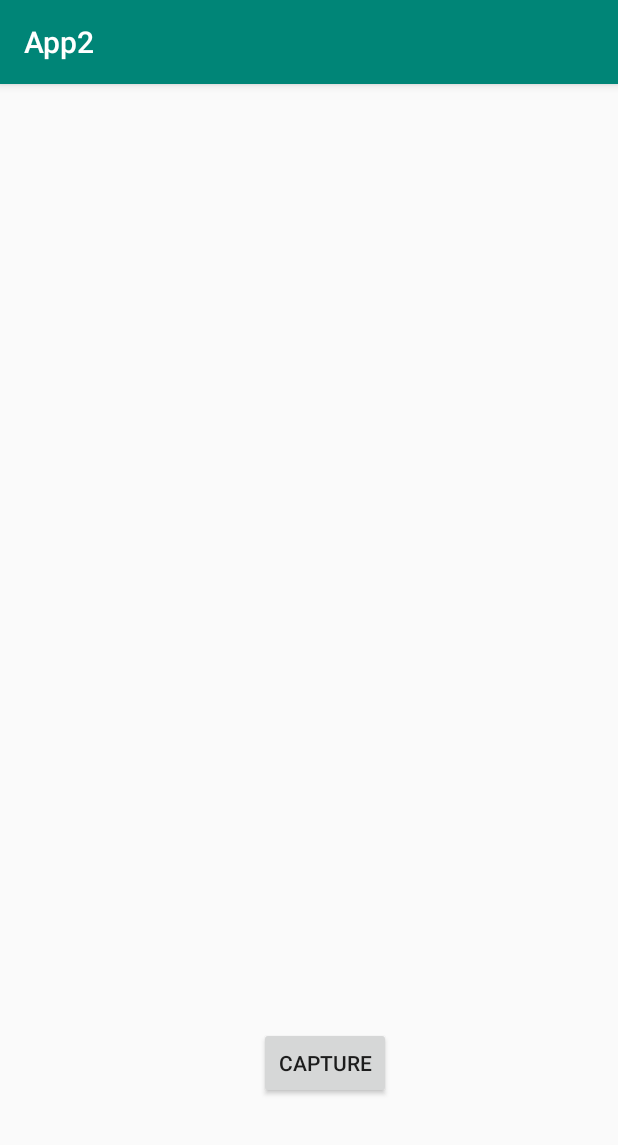
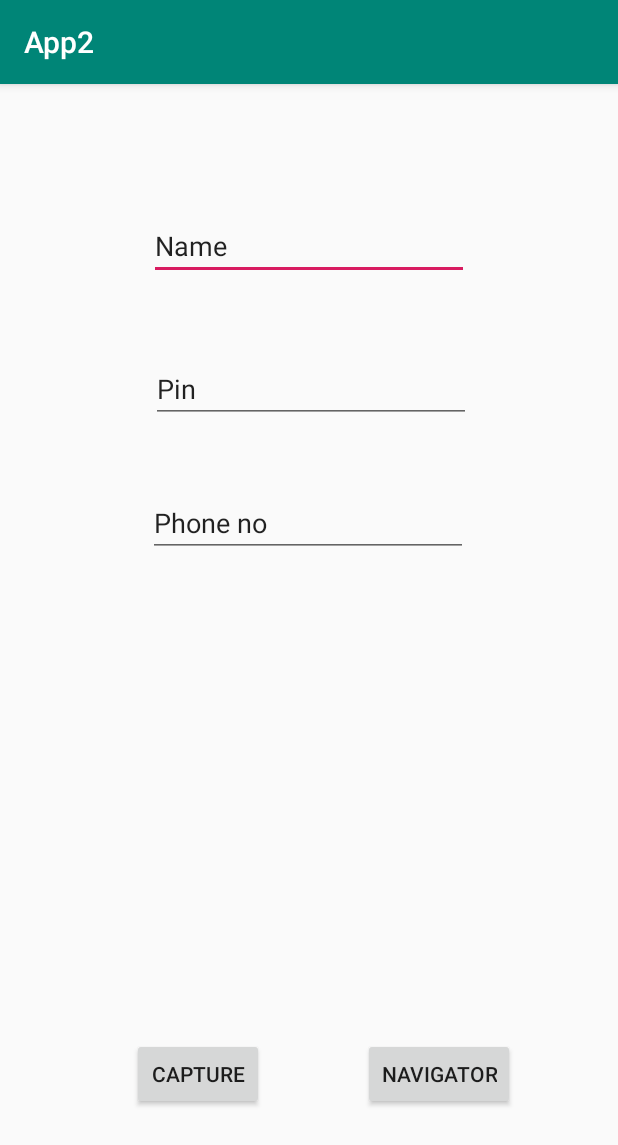
Before and after one commit to 10xHackers/AutoCred, an Android app: the screen it shows after launch (MainActivity), on a phone screen of 412 x 824 dp. Shown: the top 1145 px of the screen. Run offline under Robolectric (Android 15) with nearby library versions, the phone set to English and light mode, and no system bars; our stand-ins replace Firebase (no records; nobody signed in at launch, a user with empty details on screens opened directly); libraries missing offline, so code that uses them is left out: com.iceteck.silicompressorr.

Commit message:
Toggle activity

```diff
--- a/App2/app/build.gradle
+++ b/App2/app/build.gradle
@@ -30,4 +30,6 @@ dependencies {
     testImplementation 'junit:junit:4.12'
     androidTestImplementation 'androidx.test.ext:junit:1.1.0'
     androidTestImplementation 'androidx.test.espresso:espresso-core:3.1.1'
+    implementation 'com.iceteck.silicompressorr:silicompressor:2.2.3'
+
 }
--- a/App2/app/src/main/AndroidManifest.xml
+++ b/App2/app/src/main/AndroidManifest.xml
@@ -1,7 +1,10 @@
 <?xml version="1.0" encoding="utf-8"?>
 <manifest xmlns:android="http://schemas.android.com/apk/res/android"
     package="com.example.app2">
-    <uses-permission android:name="android.permission.INTERNET"/>
+
+    <uses-permission android:name="android.permission.INTERNET" />
+    <uses-permission android:name="android.permission.READ_EXTERNAL_STORAGE" />
+    <uses-permission android:name="android.permission.WRITE_EXTERNAL_STORAGE" />
 
     <application
         android:allowBackup="true"
@@ -10,6 +13,7 @@
         android:roundIcon="@mipmap/ic_launcher_round"
         android:supportsRtl="true"
         android:theme="@style/AppTheme">
+        <activity android:name=".Toggle"></activity>
         <activity android:name=".MainActivity">
             <intent-filter>
                 <action android:name="android.intent.action.MAIN" />
--- a/App2/app/src/main/java/com/example/app2/MainActivity.java
+++ b/App2/app/src/main/java/com/example/app2/MainActivity.java
@@ -17,10 +17,12 @@ import com.google.android.gms.tasks.OnSuccessListener;
 import com.google.firebase.storage.FirebaseStorage;
 import com.google.firebase.storage.StorageReference;
 import com.google.firebase.storage.UploadTask;
+import com.iceteck.silicompressorr.SiliCompressor;
 
 public class MainActivity extends AppCompatActivity {
 
     Button button;
+    Button navigator;
     private static final int VIDEO_CAPTURE = 101;
 
     StorageReference mstorage;
@@ -34,6 +36,7 @@ public class MainActivity extends AppCompatActivity {
         setContentView(R.layout.activity_main);
 
         button = findViewById(R.id.button);
+        navigator=findViewById(R.id.navigator);
         mstorage=FirebaseStorage.getInstance().getReference();
         button.setOnClickListener(new View.OnClickListener() {
             @Override
@@ -47,6 +50,14 @@ public class MainActivity extends AppCompatActivity {
 
         });
 
+        navigator.setOnClickListener(new View.OnClickListener() {
+            @Override
+            public void onClick(View v) {
+                Intent intent=new Intent(MainActivity.this,Toggle.class);
+                startActivity(intent);
+            }
+        });
+
 
     }
 
@@ -56,6 +67,9 @@ public class MainActivity extends AppCompatActivity {
 
         super.onActivityResult(requestCode, resultCode, data);
         Uri videoUri = data.getData();
+
+        //String filePath = SiliCompressor.with(MainActivity.this).compressVideo(videoUri);
+//        cloudinary.url().transformation(new Transformation().quality(50)).videoTag("dog");
 
         Log.i("heelo", "hit");
         StorageReference storageRef = mstorage.child("videos");
--- a/App2/app/src/main/res/layout/activity_main.xml
+++ b/App2/app/src/main/res/layout/activity_main.xml
@@ -10,12 +10,62 @@
         android:id="@+id/button"
         android:layout_width="wrap_content"
         android:layout_height="wrap_content"
-        android:layout_marginStart="172dp"
-        android:layout_marginEnd="151dp"
-        android:layout_marginBottom="91dp"
+        android:layout_marginStart="88dp"
+        android:layout_marginBottom="84dp"
         android:text="capture"
         app:layout_constraintBottom_toBottomOf="parent"
-        app:layout_constraintEnd_toEndOf="parent"
         app:layout_constraintStart_toStartOf="parent" />
 
+    <EditText
+        android:id="@+id/name"
+        android:layout_width="wrap_content"
+        android:layout_height="wrap_content"
+        android:layout_marginTop="85dp"
+        android:ems="10"
+        android:inputType="textPersonName"
+        android:text="Name"
+        app:layout_constraintEnd_toEndOf="parent"
+        app:layout_constraintStart_toStartOf="parent"
+        app:layout_constraintTop_toTopOf="parent" />
+
+    <EditText
+        android:id="@+id/pin"
+        android:layout_width="wrap_content"
+        android:layout_height="wrap_content"
+        android:layout_marginStart="100dp"
+        android:layout_marginTop="50dp"
+        android:layout_marginEnd="98dp"
+        android:ems="10"
+        android:inputType="textPersonName"
+        android:text="Pin"
+        app:layout_constraintEnd_toEndOf="parent"
+        app:layout_constraintStart_toStartOf="parent"
+        app:layout_constraintTop_toBottomOf="@+id/name" />
+
+    <EditText
+        android:id="@+id/phoneno"
+        android:layout_width="wrap_content"
+        android:layout_height="wrap_content"
+        android:layout_marginStart="98dp"
+        android:layout_marginTop="44dp"
+        android:layout_marginEnd="100dp"
+        android:ems="10"
+        android:inputType="textPersonName"
+        android:text="Phone no"
+        app:layout_constraintEnd_toEndOf="parent"
+        app:layout_constraintStart_toStartOf="parent"
+        app:layout_constraintTop_toBottomOf="@+id/pin" />
+
+    <Button
+        android:id="@+id/navigator"
+        android:layout_width="wrap_content"
+        android:layout_height="wrap_content"
+        android:layout_marginStart="65dp"
+        android:layout_marginEnd="68dp"
+        android:layout_marginBottom="84dp"
+        android:text="navigator"
+        app:layout_constraintBottom_toBottomOf="parent"
+        app:layout_constraintEnd_toEndOf="parent"
+        app:layout_constraintStart_toEndOf="@+id/button" />
+
 </androidx.constraintlayout.widget.ConstraintLayout>
```
Also changed, not shown: App2/app/src/main/java/com/example/app2/Toggle.java (added, +18 -0 lines), App2/app/src/main/res/layout/activity_toggle.xml (added, +18 -0 lines).
